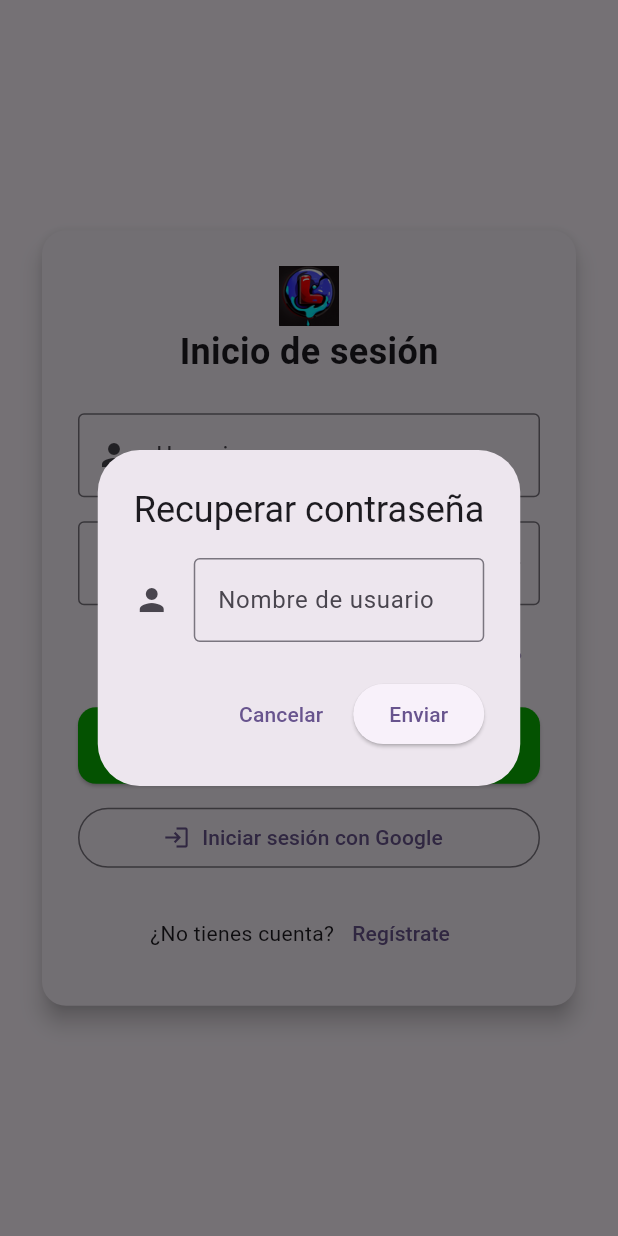
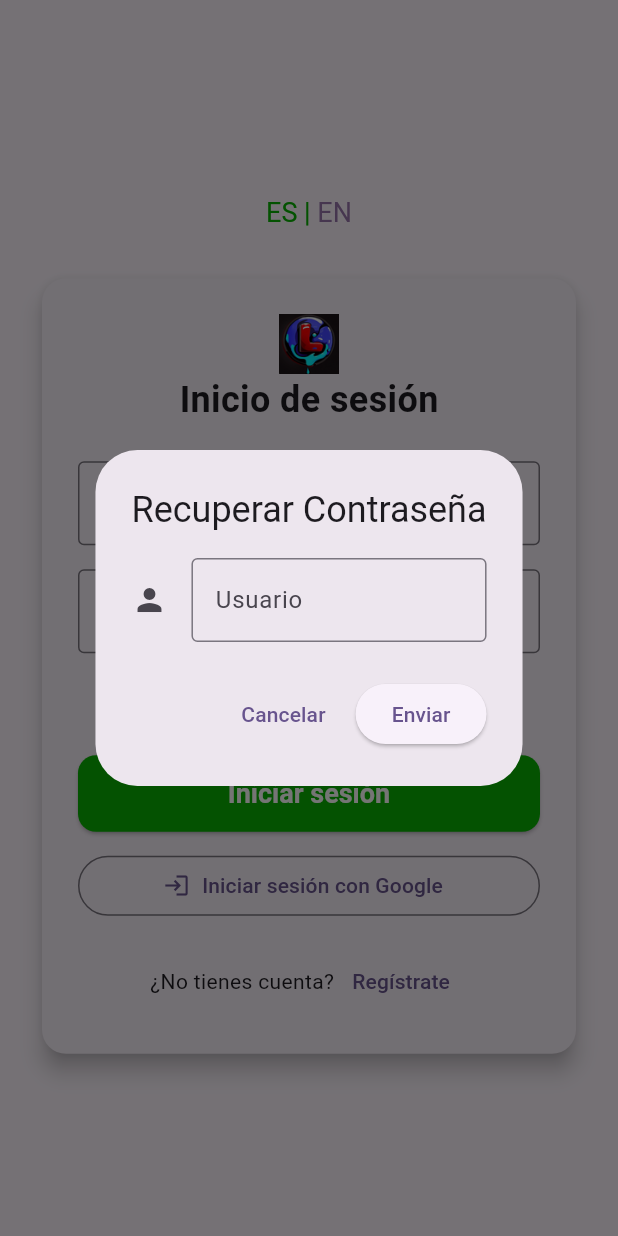
Before and after one commit to EnriqueMase/enrique_masegosac1, a Flutter app: the PantallaPerfil screen opened directly, after a tap on "Cerrar sesión", after a tap on "¿Has olvidado tu contraseña?", on a phone screen of 412 x 824 dp. Run offline on Flutter 3.47's test engine with Material 3 defaults, Android fonts, the phone set to English and light mode, and no system bars; our stand-ins replace audioplayers, equatable, file_picker, firebase_auth, firebase_core, flutter_bloc and 1 more; accounts and stored records are empty.

Commit message:
Update 1.9

```diff
--- a/lib/l10n/app_localizations.dart
+++ b/lib/l10n/app_localizations.dart
@@ -191,7 +191,7 @@ abstract class AppLocalizations {
   /// No description provided for @userNotFound.
   ///
   /// In es, this message translates to:
-  /// **'Usuario \"{username}\" no encontrado'**
+  /// **'Usuario {username} no encontrado'**
   String userNotFound(Object username);
 
   /// No description provided for @userAndPassword.
@@ -199,6 +199,72 @@ abstract class AppLocalizations {
   /// In es, this message translates to:
   /// **'Usuario: {username}\nContraseña: {password}'**
   String userAndPassword(Object password, Object username);
+
+  /// No description provided for @userExists.
+  ///
+  /// In es, this message translates to:
+  /// **'El usuario {username} ya existe'**
+  String userExists(Object username);
+
+  /// No description provided for @menu.
+  ///
+  /// In es, this message translates to:
+  /// **'Menú'**
+  String get menu;
+
+  /// No description provided for @settings.
+  ///
+  /// In es, this message translates to:
+  /// **'Ajustes'**
+  String get settings;
+
+  /// No description provided for @logout.
+  ///
+  /// In es, this message translates to:
+  /// **'Cerrar sesión'**
+  String get logout;
+
+  /// No description provided for @exitApp.
+  ///
+  /// In es, this message translates to:
+  /// **'Salir de la aplicación'**
+  String get exitApp;
+
+  /// No description provided for @exitAppTitle.
+  ///
+  /// In es, this message translates to:
+  /// **'Salir de la aplicación'**
+  String get exitAppTitle;
+
+  /// No description provided for @exitAppConfirm.
+  ///
+  /// In es, this message translates to:
+  /// **'¿Estás seguro de que quieres salir?'**
+  String get exitAppConfirm;
+
+  /// No description provided for @exit.
+  ///
+  /// In es, this message translates to:
+  /// **'Salir'**
+  String get exit;
+
+  /// No description provided for @language.
+  ///
+  /// In es, this message translates to:
+  /// **'Idioma'**
+  String get language;
+
+  /// No description provided for @spanish.
+  ///
+  /// In es, this message translates to:
+  /// **'Español'**
+  String get spanish;
+
+  /// No description provided for @english.
+  ///
+  /// In es, this message translates to:
+  /// **'Inglés'**
+  String get english;
 
   /// No description provided for @gender.
   ///
@@ -259,12 +325,6 @@ abstract class AppLocalizations {
   /// In es, this message translates to:
   /// **'Registro completado'**
   String get registrationCompleted;
-
-  /// No description provided for @userExists.
-  ///
-  /// In es, this message translates to:
-  /// **'El usuario \"{username}\" ya existe'**
-  String userExists(Object username);
 
   /// No description provided for @name.
   ///
@@ -361,6 +421,30 @@ abstract class AppLocalizations {
   /// In es, this message translates to:
   /// **'Añadir'**
   String get add;
+
+  /// No description provided for @enterYourName.
+  ///
+  /// In es, this message translates to:
+  /// **'Introduce tu nombre'**
+  String get enterYourName;
+
+  /// No description provided for @enterAMessage.
+  ///
+  /// In es, this message translates to:
+  /// **'Introduce un mensaje'**
+  String get enterAMessage;
+
+  /// No description provided for @home.
+  ///
+  /// In es, this message translates to:
+  /// **'Home'**
+  String get home;
+
+  /// No description provided for @me.
+  ///
+  /// In es, this message translates to:
+  /// **'Yo'**
+  String get me;
 
   /// No description provided for @adminPanel.
   ///
--- a/lib/screens/auth/Pantalla_login.dart
+++ b/lib/screens/auth/Pantalla_login.dart
@@ -1,7 +1,11 @@
 // ignore_for_file: camel_case_types, non_constant_identifier_names
 
+import 'package:enrique_masegosac1/l10n/app_localizations.dart';
+import 'package:enrique_masegosac1/locale_bloc/locale_bloc.dart';
+import 'package:enrique_masegosac1/locale_bloc/locale_state.dart';
 import 'package:enrique_masegosac1/screens/auth/Registrarse.dart';
 import 'package:flutter/material.dart';
+import 'package:flutter_bloc/flutter_bloc.dart';
 import 'package:enrique_masegosac1/config/utils/EstilosPersonalizados.dart';
 import 'package:enrique_masegosac1/screens/users/Pantalla_Usuario.dart';
 import 'package:enrique_masegosac1/config/utils/musica.dart';
@@ -9,6 +13,7 @@ import 'package:enrique_masegosac1/config/utils/Validadores.dart';
 import 'package:enrique_masegosac1/config/resources/Botones/botones_estilo.dart';
 import 'package:enrique_masegosac1/controllers/usuario/user_controller.dart';
 import 'package:enrique_masegosac1/controllers/controlador_autenticacion.dart';
+import 'package:enrique_masegosac1/widgets/cambio_lenguajes.dart';
 
 class PantallaLogin extends StatefulWidget {
   const PantallaLogin({super.key});
@@ -64,30 +69,31 @@ class PantallaLoginState extends State<PantallaLogin> {
   }
 
   void _mostrarDialogoRecuperarContrasena() {
+    final l10n = AppLocalizations.of(context)!;
     final usuarioController = TextEditingController();
     final formKey = GlobalKey<FormState>();
 
     showDialog(
       context: context,
       builder: (_) => AlertDialog(
-        title: const Text('Recuperar contraseña'),
+        title: Text(l10n.recoverPasswordTitle),
         content: Form(
           key: formKey,
           child: TextFormField(
             controller: usuarioController,
-            decoration: const InputDecoration(
-              labelText: 'Nombre de usuario',
-              border: OutlineInputBorder(),
-              icon: Icon(Icons.person),
+            decoration: InputDecoration(
+              labelText: l10n.username,
+              border: const OutlineInputBorder(),
+              icon: const Icon(Icons.person),
             ),
             validator: (value) =>
-                Validadores.validateEmpty(value, 'nombre de usuario'),
+                Validadores.validateEmpty(value, l10n.username),
           ),
         ),
         actions: [
           TextButton(
             onPressed: () => Navigator.pop(context),
-            child: const Text('Cancelar'),
+            child: Text(l10n.cancel),
           ),
           ElevatedButton(
             onPressed: () {
@@ -95,7 +101,7 @@ class PantallaLoginState extends State<PantallaLogin> {
               _mostrarContrasenaEnPantalla(usuarioController.text.trim());
               Navigator.pop(context);
             },
-            child: const Text('Enviar'),
+            child: Text(l10n.send),
           ),
         ],
       ),
@@ -103,6 +109,7 @@ class PantallaLoginState extends State<PantallaLogin> {
   }
 
   void _mostrarContrasenaEnPantalla(String nombreUsuario) {
+    final l10n = AppLocalizations.of(context)!;
     final usuario = _controladorAutenticacion.obtenerUsuarioPorNombre(
       nombreUsuario,
     );
@@ -112,7 +119,7 @@ class PantallaLoginState extends State<PantallaLogin> {
     if (usuario != null) {
       setState(() {
         _mensajeContrasena =
-            'Usuario: ${usuario.nombre}\nContraseña: ${usuario.contrasena}';
+            l10n.userAndPassword(usuario.nombre, usuario.contrasena);
       });
       Future.delayed(const Duration(seconds: 10), () {
         if (!mounted) return;
@@ -120,7 +127,7 @@ class PantallaLoginState extends State<PantallaLogin> {
       });
     } else {
       setState(() {
-        _mensajeContrasena = 'Usuario "$nombreUsuario" no encontrado';
+        _mensajeContrasena = l10n.userNotFound(nombreUsuario);
       });
       Future.delayed(const Duration(seconds: 5), () {
         if (!mounted) return;
@@ -138,13 +145,26 @@ class PantallaLoginState extends State<PantallaLogin> {
 
   @override
   Widget build(BuildContext context) {
+    final l10n = AppLocalizations.of(context)!;
     return Scaffold(
       body: Center(
         child: SingleChildScrollView(
           padding: const EdgeInsets.all(24),
           child: ConstrainedBox(
             constraints: const BoxConstraints(maxWidth: 420),
-            child: Card(
+            child: Column(
+              children: [
+                // Selector de idioma - Igual que en el drawer
+                Padding(
+                  padding: const EdgeInsets.only(bottom: 16),
+                  child: BlocBuilder<LocaleBloc, LocaleState>(
+                    builder: (context, state) =>
+                        buildLanguageSwitch(context, Theme.of(context), state),
+                  ),
+                ),
+
+                // Card con el formulario de login
+                Card(
                   elevation: 6,
                   shape: RoundedRectangleBorder(
                     borderRadius: BorderRadius.circular(16),
@@ -155,36 +175,34 @@ class PantallaLoginState extends State<PantallaLogin> {
                       mainAxisSize: MainAxisSize.min,
                       children: [
                         CircleAvatar(child: EstilosPersonalizados.logoImage()),
-
-                    const Text(
-                      'Inicio de sesión',
-                      style: TextStyle(
+                        Text(
+                          l10n.loginTitle,
+                          style: const TextStyle(
                             fontSize: 24,
                             fontWeight: FontWeight.bold,
                           ),
                         ),
                         const SizedBox(height: 24),
-
                         Form(
                           key: _formKey,
                           child: Column(
                             children: [
                               TextFormField(
                                 controller: _nombreController,
-                            decoration: const InputDecoration(
-                              labelText: 'Usuario',
-                              prefixIcon: Icon(Icons.person),
-                              border: OutlineInputBorder(),
+                                decoration: InputDecoration(
+                                  labelText: l10n.username,
+                                  prefixIcon: const Icon(Icons.person),
+                                  border: const OutlineInputBorder(),
                                 ),
-                            validator: (value) =>
-                                Validadores.validateEmpty(value, 'usuario'),
+                                validator: (value) => Validadores.validateEmpty(
+                                    value, l10n.username),
                               ),
                               const SizedBox(height: 16),
                               TextFormField(
                                 controller: _contrasenaController,
                                 obscureText: _obscurePassword,
                                 decoration: InputDecoration(
-                              labelText: 'Contraseña',
+                                  labelText: l10n.password,
                                   prefixIcon: const Icon(Icons.lock),
                                   border: const OutlineInputBorder(),
                                   suffixIcon: IconButton(
@@ -200,15 +218,13 @@ class PantallaLoginState extends State<PantallaLogin> {
                                     },
                                   ),
                                 ),
-                            validator: (value) =>
-                                Validadores.validateEmpty(value, 'contraseña'),
+                                validator: (value) => Validadores.validateEmpty(
+                                    value, l10n.password),
                               ),
                             ],
                           ),
                         ),
-
                         const SizedBox(height: 12),
-
                         if (_mensajeContrasena.isNotEmpty)
                           Container(
                             width: double.infinity,
@@ -223,46 +239,39 @@ class PantallaLoginState extends State<PantallaLogin> {
                               style: const TextStyle(fontSize: 14),
                             ),
                           ),
-
                         Align(
                           alignment: Alignment.centerRight,
                           child: TextButton(
                             onPressed: _mostrarDialogoRecuperarContrasena,
-                        child: const Text('¿Has olvidado tu contraseña?'),
+                            child: Text(l10n.forgotPassword),
                           ),
                         ),
-
                         const SizedBox(height: 8),
-
                         SizedBox(
                           width: double.infinity,
                           child: ElevatedButton(
                             onPressed: _iniciarSesion,
                             style: BotonesEstilo.primary,
-                        child: const Text('Iniciar sesión'),
+                            child: Text(l10n.signIn),
                           ),
                         ),
-
                         const SizedBox(height: 12),
-
                         SizedBox(
                           width: double.infinity,
                           child: OutlinedButton.icon(
                             onPressed: _loginConGoogle,
                             icon: const Icon(Icons.login),
-                        label: const Text('Iniciar sesión con Google'),
+                            label: Text(l10n.signInWithGoogle),
                           ),
                         ),
-
                         const SizedBox(height: 16),
-
                         Row(
                           mainAxisAlignment: MainAxisAlignment.center,
                           children: [
-                        const Text('¿No tienes cuenta?'),
+                            Text(l10n.noAccount),
                             TextButton(
                               onPressed: _irARegistro,
-                          child: const Text('Regístrate'),
+                              child: Text(l10n.register),
                             ),
                           ],
                         ),
@@ -270,6 +279,8 @@ class PantallaLoginState extends State<PantallaLogin> {
                     ),
                   ),
                 ),
+              ],
+            ),
           ),
         ),
       ),
--- a/lib/screens/auth/Registrarse.dart
+++ b/lib/screens/auth/Registrarse.dart
@@ -118,9 +118,8 @@ class _RegistrarseState extends State<Registrarse> {
                 onTap: _seleccionarImagen,
                 child: CircleAvatar(
                   radius: 48,
-                  backgroundImage: _pickedImage != null
-                      ? FileImage(_pickedImage!)
-                      : null,
+                  backgroundImage:
+                      _pickedImage != null ? FileImage(_pickedImage!) : null,
                   child: _pickedImage == null
                       ? const Icon(Icons.camera_alt, size: 32)
                       : null,
--- a/lib/screens/users/Pagina_Compras.dart
+++ b/lib/screens/users/Pagina_Compras.dart
@@ -154,7 +154,7 @@ class _PaginaComprasState extends State<PaginaCompras> {
       drawer: Cdrawer(),
       appBar: AppBar(
         title: Text(titulo),
-        backgroundColor: const Color.fromARGB(255, 120, 190, 255),
+        backgroundColor: const Color.fromARGB(255, 8, 179, 2),
       ),
       body: Column(
         children: [
--- a/lib/screens/users/Pagina_Contacto.dart
+++ b/lib/screens/users/Pagina_Contacto.dart
@@ -44,7 +44,7 @@ class _PaginaContactoState extends State<PaginaContacto> {
       drawer: Cdrawer(),
       appBar: AppBar(
         title: Text(l10n.contact),
-        backgroundColor: const Color.fromARGB(255, 120, 190, 255),
+        backgroundColor: const Color.fromARGB(255, 8, 179, 2),
       ),
       body: SingleChildScrollView(
         padding: const EdgeInsets.all(24),
--- a/lib/screens/users/Pagina_Pedidos.dart
+++ b/lib/screens/users/Pagina_Pedidos.dart
@@ -35,10 +35,9 @@ class _PaginaPedidosState extends State<PaginaPedidos> {
 
     return Scaffold(
       drawer: Cdrawer(),
-
       appBar: AppBar(
         title: Text(l10n.myOrders),
-        backgroundColor: const Color.fromARGB(255, 120, 190, 255),
+        backgroundColor: const Color.fromARGB(255, 8, 179, 2),
       ),
       body: pedidos.isEmpty
           ? Center(child: Text(l10n.noOrdersYet))
--- a/lib/screens/users/Pagina_Yo.dart
+++ b/lib/screens/users/Pagina_Yo.dart
@@ -29,7 +29,7 @@ class PaginaYo extends StatelessWidget {
       drawer: Cdrawer(),
       appBar: AppBar(
         title: Text(l10n.myProfile),
-        backgroundColor: const Color.fromARGB(255, 120, 190, 255),
+        backgroundColor: const Color.fromARGB(255, 8, 179, 2),
       ),
       body: Center(
         child: Column(
@@ -39,8 +39,8 @@ class PaginaYo extends StatelessWidget {
               radius: 50,
               backgroundImage:
                   user.fotoPath != null && user.fotoPath!.isNotEmpty
-                  ? FileImage(File(user.fotoPath!))
-                  : null,
+                      ? FileImage(File(user.fotoPath!))
+                      : null,
               child: (user.fotoPath == null || user.fotoPath!.isEmpty)
                   ? const Icon(Icons.person, size: 40)
                   : null,
--- a/lib/widgets/drawer.dart
+++ b/lib/widgets/drawer.dart
@@ -1,3 +1,4 @@
+import 'package:enrique_masegosac1/l10n/app_localizations.dart';
 import 'package:enrique_masegosac1/locale_bloc/locale_bloc.dart';
 import 'package:enrique_masegosac1/locale_bloc/locale_state.dart';
 import 'package:enrique_masegosac1/screens/auth/Pantalla_login.dart';
@@ -14,19 +15,22 @@ class Cdrawer extends StatelessWidget {
 
   @override
   Widget build(BuildContext context) {
+    final l10n = AppLocalizations.of(context)!;
+
     return Drawer(
       backgroundColor: Colors.white,
       child: SafeArea(
         child: ListView(
           padding: EdgeInsets.zero,
           children: [
-            const DrawerHeader(
-              decoration: BoxDecoration(color: Color.fromARGB(255, 8, 179, 2)),
+            DrawerHeader(
+              decoration:
+                  BoxDecoration(color: const Color.fromARGB(255, 8, 179, 2)),
               child: Align(
                 alignment: Alignment.centerLeft,
                 child: Text(
-                  'Menú',
-                  style: TextStyle(color: Colors.white, fontSize: 24),
+                  l10n.menu,
+                  style: const TextStyle(color: Colors.white, fontSize: 24),
                 ),
               ),
             ),
@@ -45,7 +49,7 @@ class Cdrawer extends StatelessWidget {
             // Ajustes
             ListTile(
               leading: const Icon(Icons.settings),
-              title: const Text('Ajustes'),
+              title: Text(l10n.settings),
               onTap: () {
                 Navigator.pop(context);
                 Navigator.push(
@@ -58,7 +62,7 @@ class Cdrawer extends StatelessWidget {
             // Cerrar sesión
             ListTile(
               leading: const Icon(Icons.logout),
-              title: const Text('Cerrar sesión'),
+              title: Text(l10n.logout),
               onTap: () {
                 LogicaUsuarios().cerrarSesion();
                 Navigator.pushAndRemoveUntil(
@@ -72,23 +76,23 @@ class Cdrawer extends StatelessWidget {
             // Salir de la aplicación
             ListTile(
               leading: const Icon(Icons.exit_to_app),
-              title: const Text('Salir de la aplicación'),
+              title: Text(l10n.exitApp),
               onTap: () {
                 showDialog(
                   context: context,
                   builder: (_) => AlertDialog(
-                    title: const Text('Salir de la aplicación'),
-                    content: const Text('¿Estás seguro de que quieres salir?'),
+                    title: Text(l10n.exitAppTitle),
+                    content: Text(l10n.exitAppConfirm),
                     actions: [
                       TextButton(
                         onPressed: () => Navigator.pop(context),
-                        child: const Text('Cancelar'),
+                        child: Text(l10n.cancel),
                       ),
                       TextButton(
                         onPressed: () {
                           SystemNavigator.pop();
                         },
-                        child: const Text('Salir'),
+                        child: Text(l10n.exit),
                       ),
                     ],
                   ),
```
Also changed, not shown: lib/l10n/app_en.arb (+20 -4 lines), lib/l10n/app_es.arb (+20 -4 lines), lib/l10n/app_localizations_en.dart (+48 -6 lines), lib/l10n/app_localizations_es.dart (+48 -6 lines). Lines whose indentation alone changed are shown as unchanged.
